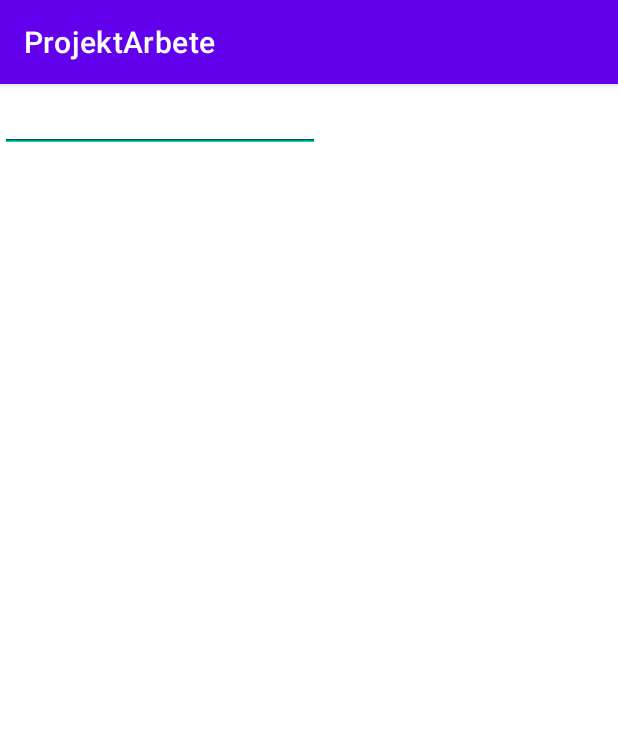
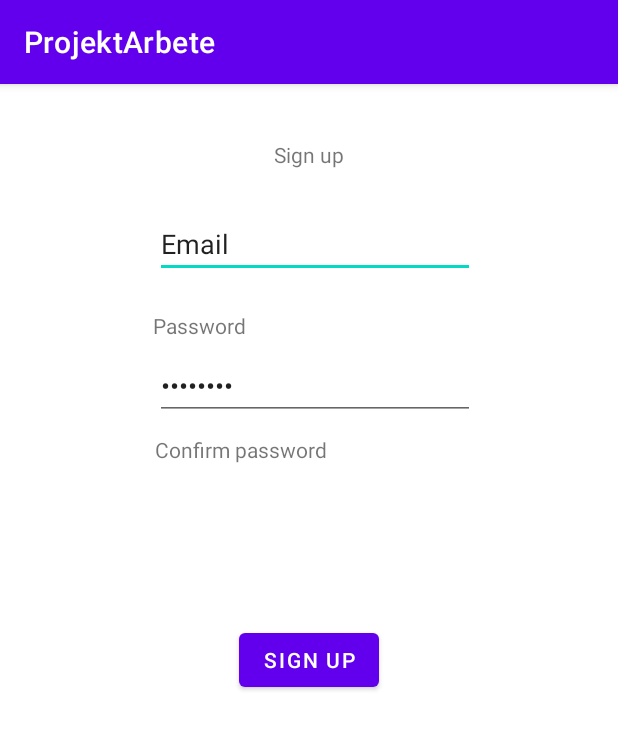
Before and after one commit to victorgson/ProjektArbete, an Android app: the SignUpActivity screen opened directly, with no data from a screen before it, on a phone screen of 412 x 824 dp. Shown: the top 729 px of the screen. Run offline under Robolectric (Android 15) with nearby library versions, the phone set to English and light mode, and no system bars; our stand-ins replace Firebase (no records; nobody signed in at launch, a user with empty details on screens opened directly).

Commit message:
Sign in with email added, bare functionality

```diff
--- a/app/src/main/java/com/example/projektarbete/SignUpActivity.java
+++ b/app/src/main/java/com/example/projektarbete/SignUpActivity.java
@@ -5,6 +5,10 @@ import androidx.appcompat.app.AppCompatActivity;
 
 import android.os.Bundle;
 import android.util.Log;
+import android.view.View;
+import android.widget.Button;
+import android.widget.EditText;
+import android.widget.TextView;
 import android.widget.Toast;
 
 import com.google.android.gms.tasks.OnCompleteListener;
@@ -17,15 +21,20 @@ public class SignUpActivity extends AppCompatActivity {
 
     private static final String TAG = "EmailPassword";
     private FirebaseAuth mAuth;
+    EditText email;
+    EditText password;
 
     @Override
     protected void onCreate(Bundle savedInstanceState) {
         super.onCreate(savedInstanceState);
         setContentView(R.layout.activity_sign_up);
-
-
         // Initialize Firebase Auth
         mAuth = FirebaseAuth.getInstance();
+
+        Button signUpBtn = (Button)findViewById(R.id.button3);
+         email = (EditText)findViewById(R.id.editTextEmail);
+         password = (EditText)findViewById(R.id.editTextPassword);
+        signUpBtn.setOnClickListener(onClickListener);
     }
 
     @Override
@@ -39,6 +48,20 @@ public class SignUpActivity extends AppCompatActivity {
 
 
     }
+
+    View.OnClickListener onClickListener = new View.OnClickListener() {
+        @Override
+        public void onClick(View view) {
+
+            String emailString;
+            String passwordString;
+            emailString = String.valueOf(email.getText());
+            passwordString = String.valueOf(password.getText());
+            createAccount(emailString, passwordString);
+
+
+        }
+    };
 
     private void createAccount(String email, String password) {
         mAuth.createUserWithEmailAndPassword(email, password)
--- a/app/src/main/res/layout/activity_main.xml
+++ b/app/src/main/res/layout/activity_main.xml
@@ -7,6 +7,7 @@
     tools:context=".MainActivity">
 
     <TextView
+        android:id="@+id/HelloWorld"
         android:layout_width="wrap_content"
         android:layout_height="wrap_content"
         android:layout_marginBottom="356dp"
--- a/app/src/main/res/layout/activity_sign_up.xml
+++ b/app/src/main/res/layout/activity_sign_up.xml
@@ -7,23 +7,66 @@
     tools:context=".SignUpActivity">
 
     <EditText
-        android:id="@+id/editTextTextEmailAddress2"
+        android:id="@+id/editTextEmail"
         android:layout_width="wrap_content"
         android:layout_height="wrap_content"
+        android:layout_marginStart="1dp"
+        android:layout_marginTop="27dp"
         android:ems="10"
         android:inputType="textEmailAddress"
-        tools:layout_editor_absoluteX="100dp"
-        tools:layout_editor_absoluteY="109dp"
-        tools:text="Email" />
+        android:text="Email"
+        app:layout_constraintStart_toStartOf="@+id/textView2"
+        app:layout_constraintTop_toBottomOf="@+id/textView4" />
+
+    <TextView
+        android:id="@+id/textView3"
+        android:layout_width="wrap_content"
+        android:layout_height="wrap_content"
+        android:layout_marginTop="10dp"
+        android:text="Confirm password"
+        app:layout_constraintStart_toStartOf="@+id/editTextPassword"
+        app:layout_constraintTop_toBottomOf="@+id/editTextPassword" />
+
+    <TextView
+        android:id="@+id/textView2"
+        android:layout_width="wrap_content"
+        android:layout_height="wrap_content"
+        android:layout_marginStart="102dp"
+        android:layout_marginBottom="8dp"
+        android:text="Password"
+        app:layout_constraintBottom_toTopOf="@+id/editTextPassword"
+        app:layout_constraintStart_toStartOf="parent" />
+
+    <TextView
+        android:id="@+id/textView4"
+        android:layout_width="wrap_content"
+        android:layout_height="wrap_content"
+        android:layout_marginTop="37dp"
+        android:text="Sign up"
+        app:layout_constraintEnd_toEndOf="parent"
+        app:layout_constraintStart_toStartOf="parent"
+        app:layout_constraintTop_toTopOf="parent" />
+
+    <Button
+        android:id="@+id/button3"
+        android:layout_width="wrap_content"
+        android:layout_height="wrap_content"
+        android:text="Sign up"
+        app:layout_constraintBottom_toBottomOf="parent"
+        app:layout_constraintEnd_toEndOf="parent"
+        app:layout_constraintStart_toStartOf="parent"
+        app:layout_constraintTop_toTopOf="parent" />
 
     <EditText
-        android:id="@+id/editTextNumberPassword"
+        android:id="@+id/editTextPassword"
         android:layout_width="wrap_content"
         android:layout_height="wrap_content"
+        android:layout_marginStart="1dp"
+        android:layout_marginTop="49dp"
         android:ems="10"
-        android:inputType="numberPassword"
-        tools:layout_editor_absoluteX="103dp"
-        tools:layout_editor_absoluteY="167dp"
-        tools:text="Password" />
+        android:inputType="textPassword"
+        android:text="Password"
+        app:layout_constraintStart_toStartOf="@+id/textView2"
+        app:layout_constraintTop_toBottomOf="@+id/editTextEmail" />
 
 </androidx.constraintlayout.widget.ConstraintLayout>
```
Also changed, not shown: app/src/main/java/com/example/projektarbete/LoginActivity.java (+79 -5 lines), app/src/main/java/com/example/projektarbete/MainActivity.java (+9 -0 lines), app/src/main/res/layout/activity_login.xml (+13 -10 lines).
